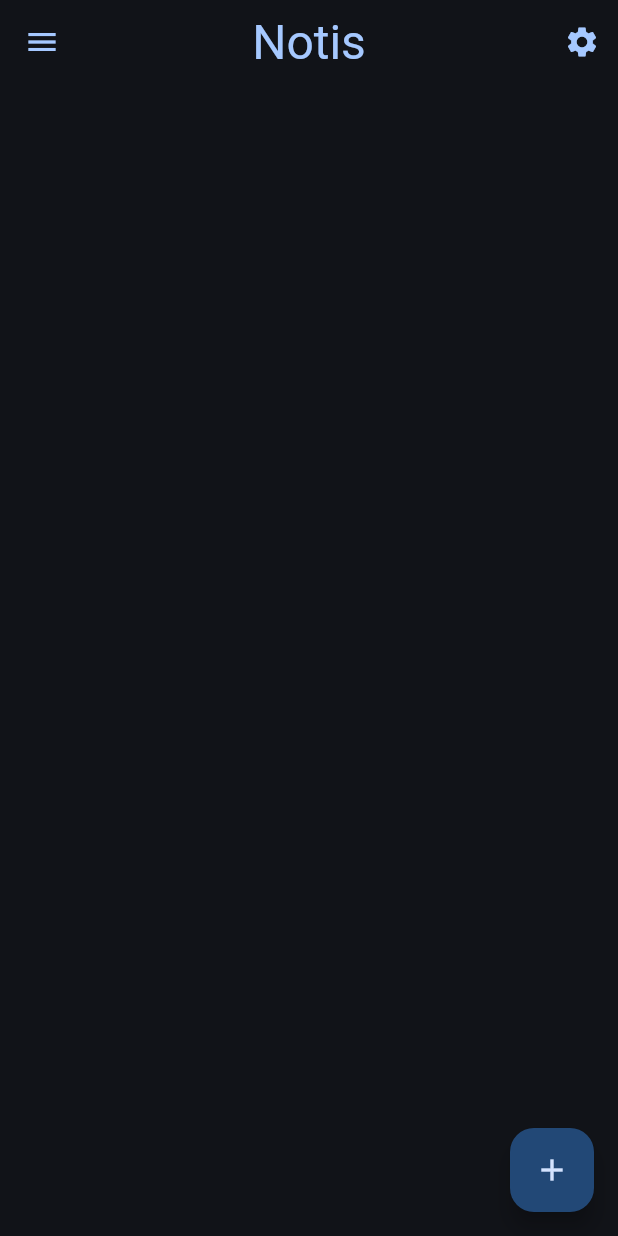
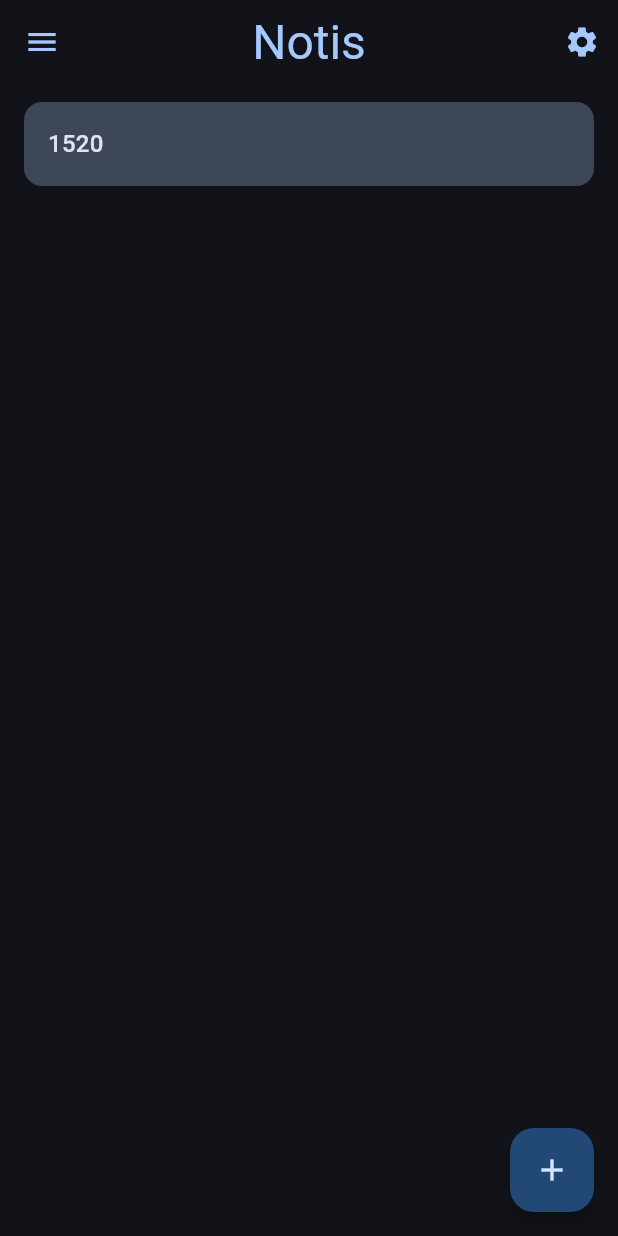
Before and after one commit to eray-k/notis, a Flutter app: the screen it shows after launch, after a tap on the "add" icon, on a phone screen of 412 x 824 dp. Run offline on Flutter 3.47's test engine with Material 2 defaults, Android fonts, the light colour scheme and no system bars; statements that could not run were skipped.

Commit message:
feat: select note cards

```diff
--- a/lib/models/data_manager.dart
+++ b/lib/models/data_manager.dart
@@ -11,7 +11,7 @@ import 'note.dart';
 class DataManager {
   //IMPLEMENT: Save/load each note seperately.
   Settings settings = Settings(themeMode: 1, enableAutoSave: true);
-  List<Note> notes = List<Note>.empty(growable: true);
+  Map<String, Note> notes = {};
   static DataManager instance = DataManager();
   late final Directory mainDirectory;
   String dirPath = '';
@@ -28,7 +28,7 @@ class DataManager {
     mainDirectory = directory;
     dirPath = directory.path;
     await loadSettings();
-    loadNotes();
+    _loadNotes();
     return directory.path;
   }
 
@@ -70,14 +70,28 @@ class DataManager {
   }
 
   Future<void> saveNote(Note note) async {
+    notes[note.name] = note;
     final file = _localFile("${note.name}.md");
     await file.writeAsString(jsonEncode(note));
   }
 
-  Future<List<Note>> loadNotes() async {
+  Future<void> deleteNote(String noteName) async {
+    notes.remove(noteName);
+    final file = _localFile("$noteName.md");
+    await file.delete();
+  }
+
+  Future<List<Note>> getNotes() async {
+    if (notes.isEmpty) {
+      return await _loadNotes();
+    } else {
+      return notes.values.toList();
+    }
+  }
+
+  Future<List<Note>> _loadNotes() async {
     final List<FileSystemEntity> entities = await mainDirectory.list().toList();
     final List<File> files = entities.whereType<File>().toList(growable: true);
-    List<Note> notes = List.empty(growable: true);
     for (File e in files) {
       String fileName = e.path.split(Platform.pathSeparator).last;
       final int dotIndex = fileName.lastIndexOf('.');
@@ -87,15 +101,16 @@ class DataManager {
         continue;
       }
       fileName = fileName.substring(0, dotIndex);
-      notes.add(Note(name: fileName));
+      notes[fileName] = Note(name: fileName);
     }
-    return notes;
+    return notes.values.toList();
   }
 
   Future<Note> loadNoteContent(Note note) async {
     final file = _localFile('${note.name}.md');
     final encodedJson = await file.readAsString();
     final decodedJson = jsonDecode(encodedJson);
+    notes[note.name] = note;
     return Note(name: note.name, content: decodedJson['content']);
   }
 
@@ -106,5 +121,11 @@ class DataManager {
           'SETTINGS\n-----\nTheme: ${settings.getThemeMode()}\nAuto Save Enabled: ${settings.enableAutoSave}\n-----');
     }
   }
+
+  void debugPrintNotes() {
+    if (kDebugMode) {
+      print('${notes.values}');
+    }
+  }
   //#endregion
 }
--- a/lib/models/note.dart
+++ b/lib/models/note.dart
@@ -3,6 +3,7 @@
 class Note {
   String name;
   String content;
+
   Note({required this.name, this.content = ''});
 
   @override
--- /dev/null
+++ b/lib/models/temp.dart
@@ -0,0 +1,4 @@
+class Temp {
+  static List<String> selectedNotes = List.empty(growable: true);
+  static bool selectionMode = false;
+}
--- a/lib/screens/home.dart
+++ b/lib/screens/home.dart
@@ -1,8 +1,12 @@
+import 'dart:math';
+
 import 'package:flutter/material.dart';
 import 'package:notis/models/data_manager.dart';
+import 'package:notis/models/temp.dart';
 import 'package:notis/screens/settings_page.dart';
+import 'package:notis/widgets/note_card_list.dart';
+
 import '../models/note.dart';
-import '../widgets/note_card.dart';
 
 class Home extends StatefulWidget {
   const Home({super.key});
@@ -12,14 +16,6 @@ class Home extends StatefulWidget {
 }
 
 class _HomeState extends State<Home> {
-  late final DataManager dataManager;
-
-  @override
-  void initState() {
-    super.initState();
-    dataManager = DataManager.instance;
-  }
-
   @override
   Widget build(BuildContext context) {
     return Scaffold(
@@ -55,36 +51,39 @@ class _HomeState extends State<Home> {
               icon: const Icon(Icons.settings))
         ],
       ),
-      body: FutureBuilder<List<Note>>(
-        future: dataManager.loadNotes(),
-        builder: (context, snapshot) {
-          if (snapshot.hasData) {
-            return noteListView(snapshot.data ?? List.empty());
-          } else if (snapshot.hasError) {
-            return Text('Error!: ${snapshot.error}');
-          } else {
-            return const Center(
-              child: CircularProgressIndicator(),
-            );
-          }
-        },
+      body: NoteCardList(
+        selectionModeChanged: selectionModeChanged,
       ),
-      floatingActionButton: FloatingActionButton(
-        onPressed: () {
-          dataManager.saveNote(Note(name: 'aaa'));
-        },
-        child: const Icon(Icons.add),
-      ),
+      floatingActionButton: Temp.selectionMode
+          ? FloatingActionButton(
+              onPressed: () {
+                setState(() {
+                  for (var i = 0; i < Temp.selectedNotes.length; i++) {
+                    DataManager.instance.deleteNote(Temp.selectedNotes[i]);
+                  }
+                  Temp.selectedNotes = List.empty(growable: true);
+                  selectionModeChanged(false);
+                });
+              },
+              child: const Icon(Icons.delete),
+            )
+          : FloatingActionButton(
+              onPressed: () {
+                final value = (Random().nextInt(9000) + 100).toString();
+                final note = Note(name: value);
+                setState(() {
+                  DataManager.instance.notes[value] = note;
+                });
+                DataManager.instance.saveNote(note);
+              },
+              child: const Icon(Icons.add),
+            ),
     );
   }
 
-  ListView noteListView(List<Note> notes) {
-    return ListView.builder(
-      itemCount: notes.length,
-      padding: const EdgeInsets.symmetric(vertical: 8.0),
-      itemBuilder: (context, index) {
-        return NoteCardView(note: notes[index]);
-      },
-    );
+  selectionModeChanged(value) {
+    setState(() {
+      Temp.selectionMode = value;
+    });
   }
 }
--- a/lib/util/themes.dart
+++ b/lib/util/themes.dart
@@ -4,13 +4,15 @@ import 'package:flutter/material.dart';
 ThemeData lightTheme = ThemeData(
   useMaterial3: true,
   colorScheme: _ligthScheme,
-  iconButtonTheme: IconButtonThemeData(style: ButtonStyle(iconColor: MaterialStatePropertyAll(_ligthScheme.primary)))
+  iconButtonTheme: IconButtonThemeData(style: ButtonStyle(iconColor: MaterialStatePropertyAll(_ligthScheme.primary))),
+  checkboxTheme: CheckboxThemeData(fillColor: MaterialStatePropertyAll(_ligthScheme.primary)),
 );
 
 ThemeData darkTheme = ThemeData(
   useMaterial3: true,
   colorScheme: _darkScheme,
-  iconButtonTheme: IconButtonThemeData(style: ButtonStyle(iconColor: MaterialStatePropertyAll(_darkScheme.primary)))
+  iconButtonTheme: IconButtonThemeData(style: ButtonStyle(iconColor: MaterialStatePropertyAll(_darkScheme.primary))),
+  checkboxTheme: CheckboxThemeData(fillColor: MaterialStatePropertyAll(_darkScheme.primary)),
 );
 
 ColorScheme _ligthScheme = ColorScheme.fromSeed(seedColor: const Color(0xFF77b0ff),brightness: Brightness.light);
--- a/lib/widgets/note_card.dart
+++ b/lib/widgets/note_card.dart
@@ -1,30 +1,59 @@
 import 'package:flutter/material.dart';
+import 'package:notis/models/temp.dart';
 import 'package:notis/screens/note_edit.dart';
 
 import '../models/note.dart';
 
-class NoteCardView extends StatelessWidget {
-  const NoteCardView({super.key, required this.note});
+class NoteCardView extends StatefulWidget {
+  const NoteCardView({
+    super.key,
+    required this.note,
+    required this.selectionCallback,
+  });
   final Note note;
+  final Function(Note, bool) selectionCallback;
+  @override
+  State<NoteCardView> createState() => _NoteCardViewState();
+}
 
+class _NoteCardViewState extends State<NoteCardView> {
   @override
   Widget build(BuildContext context) {
     return Padding(
       padding: const EdgeInsets.symmetric(vertical: 4.0, horizontal: 16.0),
       child: ListTile(
-        title: Text(note.name),
+        title: Text(widget.note.name),
         titleTextStyle: Theme.of(context).textTheme.titleMedium,
         tileColor: Theme.of(context).colorScheme.secondaryContainer,
         shape:
             RoundedRectangleBorder(borderRadius: BorderRadius.circular(12.0)),
-        onTap: () {
-          //Open note edit page
-          Future.delayed(const Duration(milliseconds: 100), () {
-            Navigator.of(context).push(routeBuilder());
-          });
-        },
-        trailing:
-            IconButton(onPressed: () {}, icon: const Icon(Icons.more_horiz)),
+        onTap: Temp.selectionMode
+            ? () {
+                setState(() {
+                  widget.selectionCallback(widget.note,
+                      Temp.selectedNotes.contains(widget.note.name));
+                });
+              }
+            : () {
+                //Open note edit page
+                Future.delayed(const Duration(milliseconds: 100), () {
+                  Navigator.of(context).push(routeBuilder());
+                });
+              },
+        onLongPress: Temp.selectionMode
+            ? null
+            : () {
+                setState(() {
+                  widget.selectionCallback(widget.note,
+                      Temp.selectedNotes.contains(widget.note.name));
+                });
+              },
+        trailing: Temp.selectionMode
+            ? Checkbox(
+                onChanged: null,
+                value: Temp.selectedNotes.contains(widget.note.name),
+              )
+            : null,
       ),
     );
   }
@@ -32,7 +61,7 @@ class NoteCardView extends StatelessWidget {
   PageRouteBuilder<dynamic> routeBuilder() {
     return PageRouteBuilder(
       pageBuilder: (context, animation, secondaryAnimation) => NoteEditPage(
-        currentNote: note,
+        currentNote: widget.note,
       ),
       transitionsBuilder: (context, animation, secondaryAnimation, child) {
         const begin = Offset(0.0, 1.0);
--- /dev/null
+++ b/lib/widgets/note_card_list.dart
@@ -0,0 +1,61 @@
+import 'package:flutter/material.dart';
+import 'package:notis/models/data_manager.dart';
+import 'package:notis/widgets/note_card.dart';
+
+import '../models/note.dart';
+import '../models/temp.dart';
+
+class NoteCardList extends StatefulWidget {
+  const NoteCardList({super.key, required this.selectionModeChanged});
+  final Function(bool) selectionModeChanged;
+  @override
+  State<NoteCardList> createState() => _NoteCardListState();
+}
+
+class _NoteCardListState extends State<NoteCardList> {
+  @override
+  Widget build(BuildContext context) {
+    return FutureBuilder<List<Note>>(
+      future: DataManager.instance.getNotes(),
+      builder: (context, snapshot) {
+        if (snapshot.hasData) {
+          return noteListView(snapshot.data!);
+        } else if (snapshot.hasError) {
+          return Text('Error!: ${snapshot.error}');
+        } else {
+          return const Center(
+            child: CircularProgressIndicator(),
+          );
+        }
+      },
+    );
+  }
+
+  ListView noteListView(List<Note> notes) {
+    return ListView.builder(
+      itemCount: notes.length,
+      padding: const EdgeInsets.symmetric(vertical: 8.0),
+      itemBuilder: (context, index) {
+        final note = notes[index];
+        return NoteCardView(
+          note: note,
+          selectionCallback: (Note current, bool isSelected) {
+            setState(() {
+              if (Temp.selectedNotes.contains(current.name)) {
+                //Unselect
+                Temp.selectedNotes.remove(current.name);
+              } else {
+                //Select
+                Temp.selectedNotes.add(current.name);
+              }
+              if (Temp.selectionMode != Temp.selectedNotes.isNotEmpty) {
+                Temp.selectionMode = Temp.selectedNotes.isNotEmpty;
+                widget.selectionModeChanged(Temp.selectionMode);
+              }
+            });
+          },
+        );
+      },
+    );
+  }
+}
```
Also changed, not shown: lib/widgets/file_options.dart (added, +15 -0 lines).
